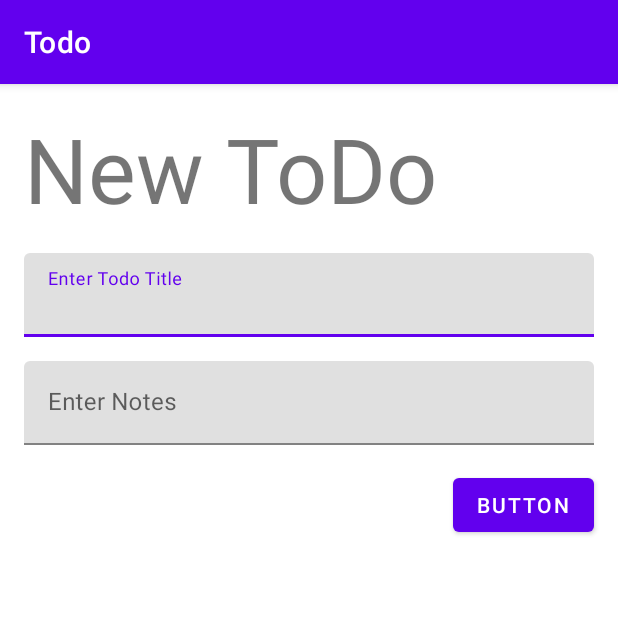
After one commit to s160419164/week8, an Android app: the fragment CreateTodoFragment shown on its own in the app's theme, on a phone screen of 412 x 824 dp, the top half of it. The commit adds this screen. Run offline under Robolectric (Android 15) with nearby library versions, the phone set to English and light mode, and no system bars.

Commit message:
week 8 commit

```diff
--- a/app/src/main/AndroidManifest.xml
+++ b/app/src/main/AndroidManifest.xml
@@ -10,7 +10,7 @@
         android:supportsRtl="true"
         android:theme="@style/Theme.Todo">
         <activity
-            android:name=".MainActivity"
+            android:name=".view.MainActivity"
             android:exported="true">
             <intent-filter>
                 <action android:name="android.intent.action.MAIN" />
--- /dev/null
+++ b/app/src/main/java/com/ubaya/todo/view/CreateTodoFragment.kt
@@ -0,0 +1,18 @@
+package com.ubaya.todo.view
+
+import android.os.Bundle
+import androidx.fragment.app.Fragment
+import android.view.LayoutInflater
+import android.view.View
+import android.view.ViewGroup
+import com.ubaya.todo.R
+
+class CreateTodoFragment : Fragment() {
+    override fun onCreateView(
+        inflater: LayoutInflater, container: ViewGroup?,
+        savedInstanceState: Bundle?
+    ): View? {
+        // Inflate the layout for this fragment
+        return inflater.inflate(R.layout.fragment_create_todo, container, false)
+    }
+}
--- a/app/src/main/java/com/ubaya/todo/MainActivity.kt
+++ b/app/src/main/java/com/ubaya/todo/view/MainActivity.kt
@@ -1,7 +1,8 @@
-package com.ubaya.todo
+package com.ubaya.todo.view
 
 import androidx.appcompat.app.AppCompatActivity
 import android.os.Bundle
+import com.ubaya.todo.R
 
 class MainActivity : AppCompatActivity() {
     override fun onCreate(savedInstanceState: Bundle?) {
--- a/app/src/main/res/layout/activity_main.xml
+++ b/app/src/main/res/layout/activity_main.xml
@@ -4,7 +4,7 @@
     xmlns:tools="http://schemas.android.com/tools"
     android:layout_width="match_parent"
     android:layout_height="match_parent"
-    tools:context=".MainActivity">
+    tools:context=".view.MainActivity">
 
     <TextView
         android:layout_width="wrap_content"
--- /dev/null
+++ b/app/src/main/res/layout/fragment_create_todo.xml
@@ -0,0 +1,70 @@
+<?xml version="1.0" encoding="utf-8"?>
+<FrameLayout xmlns:android="http://schemas.android.com/apk/res/android"
+    xmlns:app="http://schemas.android.com/apk/res-auto"
+    xmlns:tools="http://schemas.android.com/tools"
+    android:layout_width="match_parent"
+    android:layout_height="match_parent"
+    tools:context=".view.CreateTodoFragment">
+
+    <androidx.constraintlayout.widget.ConstraintLayout
+        android:layout_width="match_parent"
+        android:layout_height="match_parent">
+
+        <TextView
+            android:id="@+id/textView"
+            android:layout_width="wrap_content"
+            android:layout_height="wrap_content"
+            android:layout_marginStart="16dp"
+            android:layout_marginTop="16dp"
+            android:text="New ToDo"
+            android:textSize="60sp"
+            app:layout_constraintStart_toStartOf="parent"
+            app:layout_constraintTop_toTopOf="parent" />
+
+        <com.google.android.material.textfield.TextInputLayout
+            android:id="@+id/textInputLayout"
+            android:layout_width="0dp"
+            android:layout_height="wrap_content"
+            android:layout_marginStart="16dp"
+            android:layout_marginTop="16dp"
+            android:layout_marginEnd="16dp"
+            app:layout_constraintEnd_toEndOf="parent"
+            app:layout_constraintStart_toStartOf="parent"
+            app:layout_constraintTop_toBottomOf="@+id/textView">
+
+            <com.google.android.material.textfield.TextInputEditText
+                android:id="@+id/txtTitle"
+                android:layout_width="match_parent"
+                android:layout_height="wrap_content"
+                android:hint="Enter Todo Title" />
+        </com.google.android.material.textfield.TextInputLayout>
+
+        <com.google.android.material.textfield.TextInputLayout
+            android:id="@+id/textInputLayout2"
+            android:layout_width="0dp"
+            android:layout_height="wrap_content"
+            android:layout_marginStart="16dp"
+            android:layout_marginTop="16dp"
+            android:layout_marginEnd="16dp"
+            app:layout_constraintEnd_toEndOf="parent"
+            app:layout_constraintStart_toStartOf="parent"
+            app:layout_constraintTop_toBottomOf="@+id/textInputLayout">
+
+            <com.google.android.material.textfield.TextInputEditText
+                android:id="@+id/txtNotes"
+                android:layout_width="match_parent"
+                android:layout_height="wrap_content"
+                android:hint="Enter Notes" />
+        </com.google.android.material.textfield.TextInputLayout>
+
+        <Button
+            android:id="@+id/btnAdd"
+            android:layout_width="wrap_content"
+            android:layout_height="wrap_content"
+            android:layout_marginTop="16dp"
+            android:text="Button"
+            app:layout_constraintEnd_toEndOf="@+id/textInputLayout2"
+            app:layout_constraintTop_toBottomOf="@+id/textInputLayout2" />
+
+    </androidx.constraintlayout.widget.ConstraintLayout>
+</FrameLayout>
--- /dev/null
+++ b/app/src/main/res/layout/todo_item_layout.xml
@@ -0,0 +1,6 @@
+<?xml version="1.0" encoding="utf-8"?>
+<androidx.constraintlayout.widget.ConstraintLayout xmlns:android="http://schemas.android.com/apk/res/android"
+    android:layout_width="match_parent"
+    android:layout_height="match_parent">
+
+</androidx.constraintlayout.widget.ConstraintLayout>
--- a/app/src/main/res/values/strings.xml
+++ b/app/src/main/res/values/strings.xml
@@ -1,3 +1,5 @@
 <resources>
     <string name="app_name">Todo</string>
+    <!-- TODO: Remove or change this placeholder text -->
+    <string name="hello_blank_fragment">Hello blank fragment</string>
 </resources>
--- a/build.gradle
+++ b/build.gradle
@@ -7,6 +7,7 @@ buildscript {
     dependencies {
         classpath "com.android.tools.build:gradle:7.0.0"
         classpath "org.jetbrains.kotlin:kotlin-gradle-plugin:1.5.20"
+        classpath "androidx.navigation:navigation-safe-args-gradle-plugin:2.4.2"
 
         // NOTE: Do not place your application dependencies here; they belong
         // in the individual module build.gradle files
```
Also changed, not shown: app/build.gradle (+11 -0 lines), app/src/main/java/com/ubaya/todo/view/TodoListFragment.kt (added, +19 -0 lines), app/src/main/res/layout/fragment_todo_list.xml (added, +45 -0 lines).
